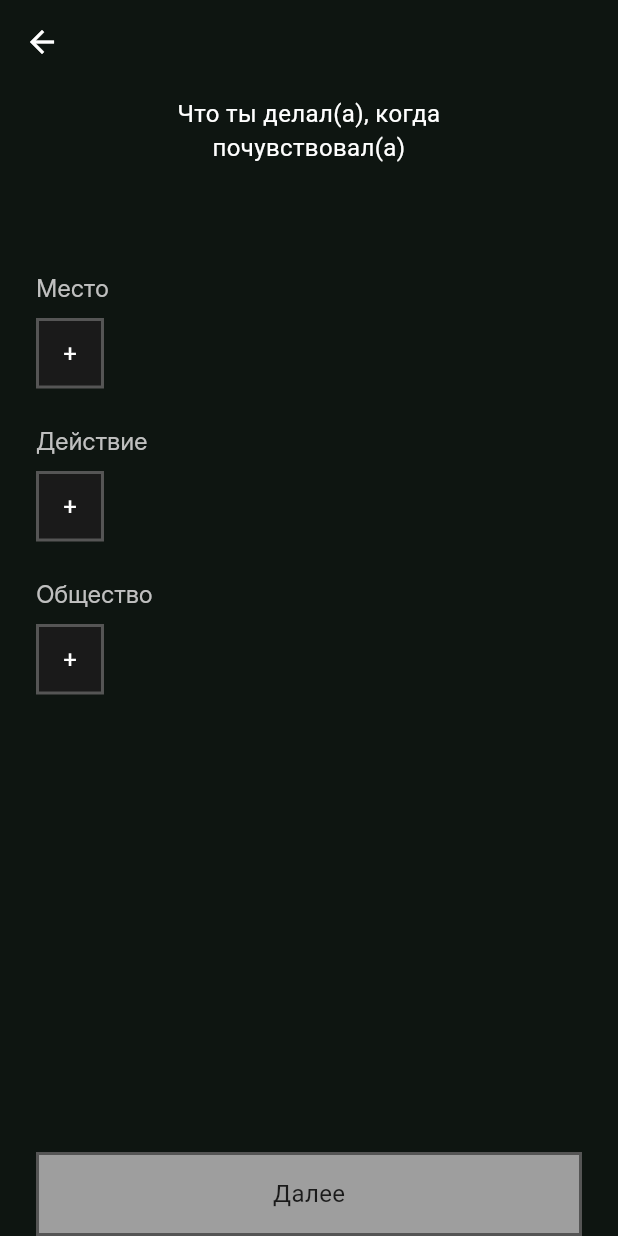
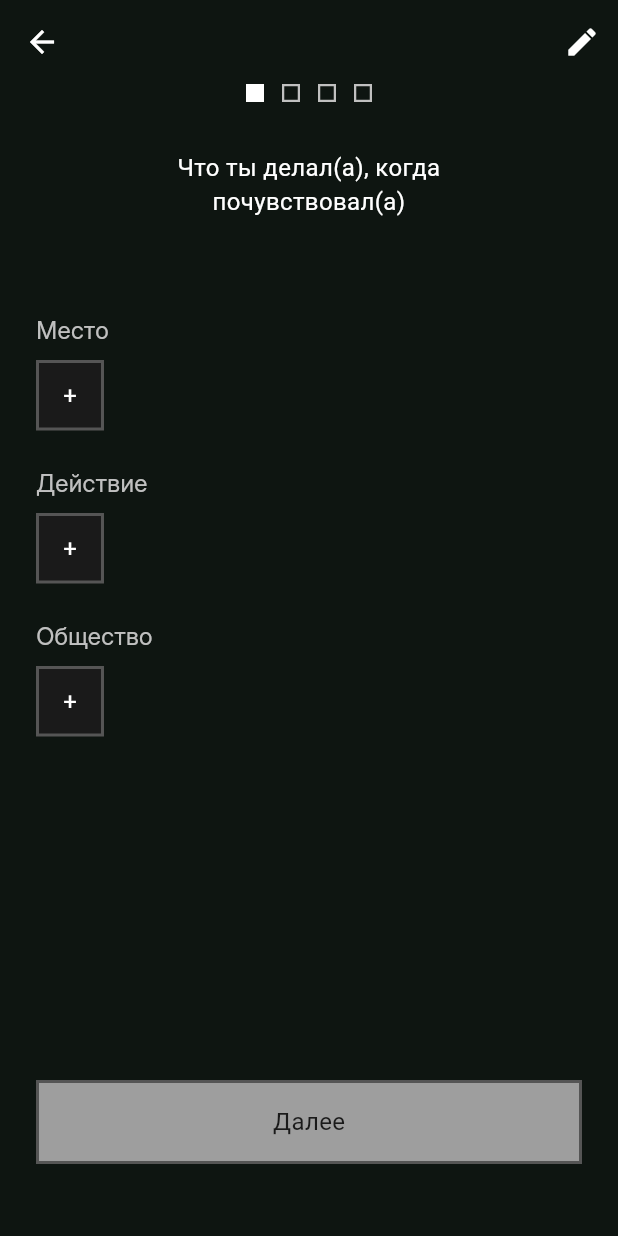
Before and after one commit to Pineapp1e-pie/mindall_offline, a Flutter app: the MoodContextScreen screen opened directly with empty values, on a phone screen of 412 x 824 dp. Run offline on Flutter 3.47's test engine with Material 3 defaults, Android fonts, the phone set to English and light mode, and no system bars; our stand-ins replace drift, flutter_svg, image_picker; missing offline and left inert: flutter_sound, pixelarticons; accounts and stored records are empty; generated files the repository leaves out were written again; Roboto replaces fonts that are missing (DotGothic).

Commit message:
chore: update mood flow and generated files

```diff
--- a/lib/domain/models/mood_entry_draft.dart
+++ b/lib/domain/models/mood_entry_draft.dart
@@ -1,3 +1,7 @@
+import 'package:mindall/domain/models/weather_draft.dart';
+
+
+
 class MoodEntryDraft {
   final int moodId;
 
@@ -5,23 +9,41 @@ class MoodEntryDraft {
   final List<int> activityTagIds;
   final List<int> socialTagIds;
 
+  final String note;
+  final List<String> imagePaths;
+  final String recordPath;
+
+  final WeatherDraft? weather;
+
   MoodEntryDraft({
     required this.moodId,
     this.placeTagIds = const [],
     this.activityTagIds = const [],
     this.socialTagIds = const [],
+    this.note = '',
+    this.imagePaths = const [],
+    this.recordPath = '',
+    this.weather,
   });
 
   MoodEntryDraft copyWith({
     List<int>? placeTagIds,
     List<int>? activityTagIds,
     List<int>? socialTagIds,
+    String? note,
+    List<String>? imagePaths,
+    String? recordPath,
+    WeatherDraft? weather,
   }) {
     return MoodEntryDraft(
       moodId: moodId,
       placeTagIds: placeTagIds ?? this.placeTagIds,
       activityTagIds: activityTagIds ?? this.activityTagIds,
       socialTagIds: socialTagIds ?? this.socialTagIds,
+      note: note ?? this.note,
+      imagePaths: imagePaths ?? this.imagePaths,
+      recordPath: recordPath ?? this.recordPath,
+      weather: weather ?? this.weather,
     );
   }
 }
--- a/lib/ui/screens/mood_context_screen.dart
+++ b/lib/ui/screens/mood_context_screen.dart
@@ -3,8 +3,11 @@ import 'package:flutter/cupertino.dart';
 import 'package:flutter/material.dart';
 import '../../data/local/app_database.dart';
 import '../../domain/models/mood_entry_draft.dart';
+import '../widgets/bottom_button.dart';
+import '../widgets/step_indicator.dart';
 import '../widgets/tag_section.dart';
 import '../../data/local/tables/context_tags.dart';
+import 'mood_note_screen.dart';
 
 class MoodContextScreen extends StatefulWidget {
   final MoodEntryDraft draft;
@@ -48,47 +51,52 @@ class MoodContextScreen extends StatefulWidget {
     return Scaffold(
       backgroundColor: const Color(0xFF0E1511),
       appBar: AppBar(
-          // actions: [
-          //   IconButton(
-          //     icon: const Icon(Icons.edit, color: Colors.white),
-          //     onPressed: () {
-          //       Navigator.push(
-          //         context,
-          //         MaterialPageRoute(
-          //           builder: (_) => const EditTagsScreen(),
-          //         ),
-          //       );
-          //     },
+        actions: [
+          IconButton(
+            icon: const Icon(Icons.edit, color: Colors.white),
+            onPressed: () {
+              // Navigator.push(
+              //   context,
+              //   MaterialPageRoute(
+              //     builder: (_) => const EditTagsScreen(),
               //   ),
-          // ],
-
+              // );
+            },
+          ),
+        ],
         backgroundColor: Colors.transparent,
         elevation: 0,
         leading: IconButton(
           icon: const Icon(Icons.arrow_back, color: Colors.white),
           onPressed: () => Navigator.pop(context),
-          ),),
-      body: SafeArea(
+        ),
+      ),
+      body: Column(
+        children: [
+          Expanded(
+            child: SafeArea(
+              bottom: false,
               child: Padding(
                 padding: const EdgeInsets.symmetric(horizontal: 24),
                 child: Column(
                   crossAxisAlignment: CrossAxisAlignment.start,
                   children: [
-              const SizedBox(height: 8),
-
-
+                    StepIndicator(
+                      currentStep: 0,
+                    ),
+                    const SizedBox(height: 32),
 
                     // ─────── title ───────
                     Center(
                       child: Column(
                         children: [
                           const Text(
-                      'Что ты делал(а), когда\nпочувствовал(а)', //TODO пол
+                            'Что ты делал(а), когда\nпочувствовал(а)',
                             textAlign: TextAlign.center,
                             style: TextStyle(
                               color: Colors.white,
                               fontSize: 16,
-                        fontFamily: 'DotGothic'
+                              fontFamily: 'DotGothic',
                             ),
                           ),
                           const SizedBox(height: 8),
@@ -97,14 +105,14 @@ class MoodContextScreen extends StatefulWidget {
                             style: TextStyle(
                               color: widget.moodColor,
                               fontSize: 22,
-                          fontFamily: 'DotGothic'
+                              fontFamily: 'DotGothic',
                             ),
                           ),
                         ],
                       ),
                     ),
 
-              const SizedBox(height: 32),
+                    const SizedBox(height: 24),
 
                     // ─────── content ───────
                     Expanded(
@@ -112,13 +120,11 @@ class MoodContextScreen extends StatefulWidget {
                         child: Column(
                           crossAxisAlignment: CrossAxisAlignment.start,
                           children: [
-
                             // ───── МЕСТО ─────
                             FutureBuilder<List<ContextTag>>(
                               future: _loadTags(ContextTagType.place),
                               builder: (context, snapshot) {
                                 if (!snapshot.hasData) return const SizedBox();
-
                                 return TagSection(
                                   title: 'Место',
                                   tags: snapshot.data!,
@@ -129,28 +135,24 @@ class MoodContextScreen extends StatefulWidget {
                                       updated.contains(tagId)
                                           ? updated.remove(tagId)
                                           : updated.add(tagId);
-
                                       _draft = _draft.copyWith(placeTagIds: updated);
                                     });
                                   },
                                   onAdd: () async {
                                     final name = await _showAddTagDialog();
                                     if (name == null) return;
-
-                              final id = await _addCustomTag(ContextTagType.place, name);
+                                    final id = await _addCustomTag(
+                                        ContextTagType.place, name);
                                     if (id == null) return;
-
                                     setState(() {
                                       _draft = _draft.copyWith(
                                         placeTagIds: [..._draft.placeTagIds, id],
                                       );
                                     });
                                   },
-
                                 );
                               },
                             ),
-
                             const SizedBox(height: 24),
 
                             // ───── ДЕЙСТВИЕ ─────
@@ -158,7 +160,6 @@ class MoodContextScreen extends StatefulWidget {
                               future: _loadTags(ContextTagType.activity),
                               builder: (context, snapshot) {
                                 if (!snapshot.hasData) return const SizedBox();
-
                                 return TagSection(
                                   title: 'Действие',
                                   tags: snapshot.data!,
@@ -169,28 +170,24 @@ class MoodContextScreen extends StatefulWidget {
                                       updated.contains(tagId)
                                           ? updated.remove(tagId)
                                           : updated.add(tagId);
-
                                       _draft = _draft.copyWith(activityTagIds: updated);
                                     });
                                   },
                                   onAdd: () async {
                                     final name = await _showAddTagDialog();
                                     if (name == null) return;
-
-                              final id = await _addCustomTag(ContextTagType.activity, name);
+                                    final id = await _addCustomTag(
+                                        ContextTagType.activity, name);
                                     if (id == null) return;
-
                                     setState(() {
                                       _draft = _draft.copyWith(
                                         activityTagIds: [..._draft.activityTagIds, id],
                                       );
                                     });
                                   },
-
                                 );
                               },
                             ),
-
                             const SizedBox(height: 24),
 
                             // ───── ОБЩЕСТВО ─────
@@ -198,7 +195,6 @@ class MoodContextScreen extends StatefulWidget {
                               future: _loadTags(ContextTagType.social),
                               builder: (context, snapshot) {
                                 if (!snapshot.hasData) return const SizedBox();
-
                                 return TagSection(
                                   title: 'Общество',
                                   tags: snapshot.data!,
@@ -209,72 +205,55 @@ class MoodContextScreen extends StatefulWidget {
                                       updated.contains(tagId)
                                           ? updated.remove(tagId)
                                           : updated.add(tagId);
-
                                       _draft = _draft.copyWith(socialTagIds: updated);
                                     });
                                   },
                                   onAdd: () async {
                                     final name = await _showAddTagDialog();
                                     if (name == null) return;
-
-                              final id = await _addCustomTag(ContextTagType.social, name);
+                                    final id = await _addCustomTag(
+                                        ContextTagType.social, name);
                                     if (id == null) return;
-
                                     setState(() {
                                       _draft = _draft.copyWith(
                                         socialTagIds: [..._draft.socialTagIds, id],
                                       );
                                     });
                                   },
-
                                 );
                               },
+                            ),
+
+                          ],
+                        ),
+                      ),
                     ),
                   ],
                 ),
               ),
-
-              ),
-
-
-
-              Positioned(
-                left: 24,
-                right: 24,
-                bottom: 48,
-                child: Material(
-                  color: Colors.transparent,
-                  child: InkWell(
-                    onTap: () {
-
-                    },
-                    child: Container(
-                      height: 56,
-                      width: double.infinity,
-                      decoration: BoxDecoration(
-                        color: widget.moodColor,
-                        border: Border.all(
-                          color: Color(0xFF555555),
-                          width: 2,
             ),
           ),
-                      child: Center(
-                        child: Text(
-                          'Далее',
-                          style: TextStyle(
-                            fontSize: 16,
-                            color: Color(0xFF1A1A1A),
-                            fontFamily: 'DotGothic',
+          // Кнопка теперь всегда с одинаковым отступом
+          BottomButton(
+            text: 'Далее',
+            color: widget.moodColor,
+            onTap: _goToMoodNote,
+          ),
+        ],
+      ),
+    );
+  }
+  void _goToMoodNote() {
+    Navigator.push(
+      context,
+      MaterialPageRoute(
+        builder: (_) => MoodNoteScreen(
+          draft: _draft,
+          moodName: widget.moodName,
+          moodColor: widget.moodColor,
         ),
       ),
-                      ),
-                    ),
-                  ),
-                ),
-              ),
-       ] ),
-      ),
-      ));
+    );
   }
 
   Future<String?> _showAddTagDialog() async {
```
Also changed, not shown: pubspec.yaml (+14 -0 lines), lib/data/local/app_database.g.dart, pubspec.lock. Lines whose indentation alone changed are shown as unchanged.
